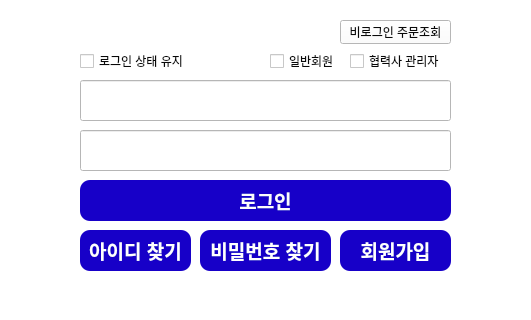
First picture: the form in Main/loginpage.ui, repository LeeSooBin96/Danawa, before the edit; both pictures show x 180 to 711 and y 0 to 320 of the 851 by 620 pixel window.
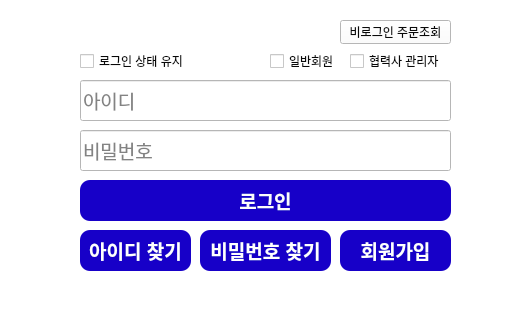
Second picture: the form after the edit. The open tabs and pages were chosen to show the change. Icons and pictures are not drawn.

```diff
--- a/Main/loginpage.ui
+++ b/Main/loginpage.ui
@@ -159,6 +159,9 @@
         <string notr="true">color: rgb(8, 8, 8);
 </string>
        </property>
+       <property name="placeholderText">
+        <string>아이디</string>
+       </property>
       </widget>
       <widget class="QPushButton" name="btnLogin">
        <property name="geometry">
@@ -204,6 +207,18 @@
         <string notr="true">color: rgb(8, 8, 8);
 </string>
        </property>
+       <property name="inputMethodHints">
+        <set>Qt::ImhHiddenText|Qt::ImhNoAutoUppercase|Qt::ImhNoPredictiveText|Qt::ImhSensitiveData</set>
+       </property>
+       <property name="echoMode">
+        <enum>QLineEdit::Password</enum>
+       </property>
+       <property name="placeholderText">
+        <string>비밀번호</string>
+       </property>
+       <property name="cursorMoveStyle">
+        <enum>Qt::LogicalMoveStyle</enum>
+       </property>
       </widget>
       <widget class="QPushButton" name="btnSID">
        <property name="geometry">
```
Left out of the diff: 90 changed lines with no effect on the pictures.
